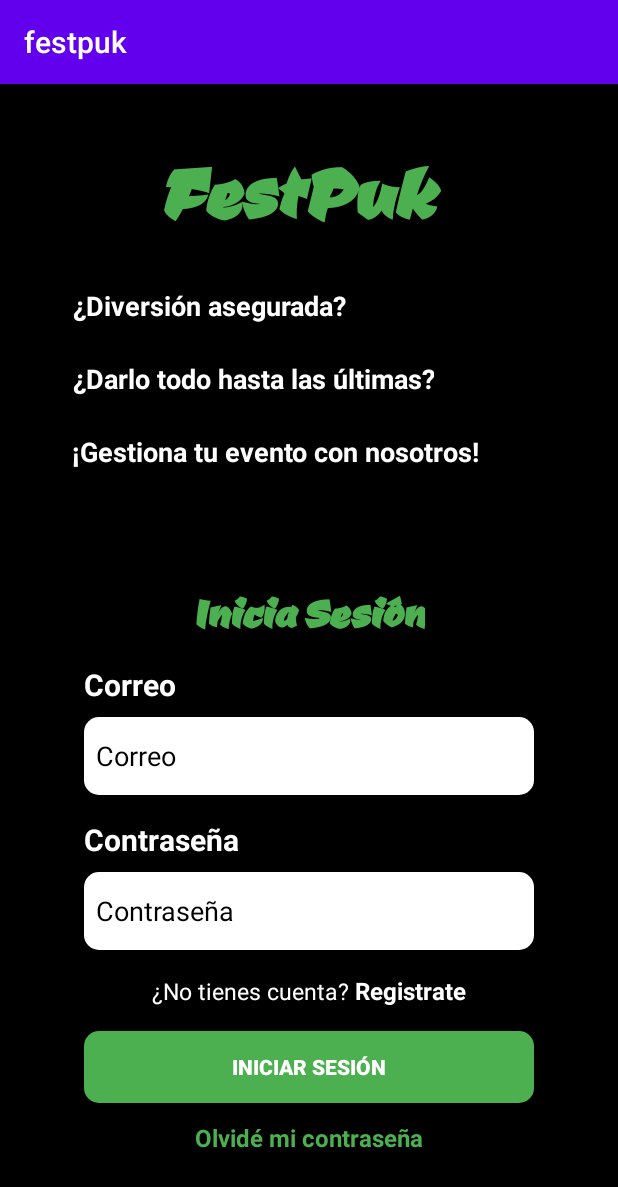
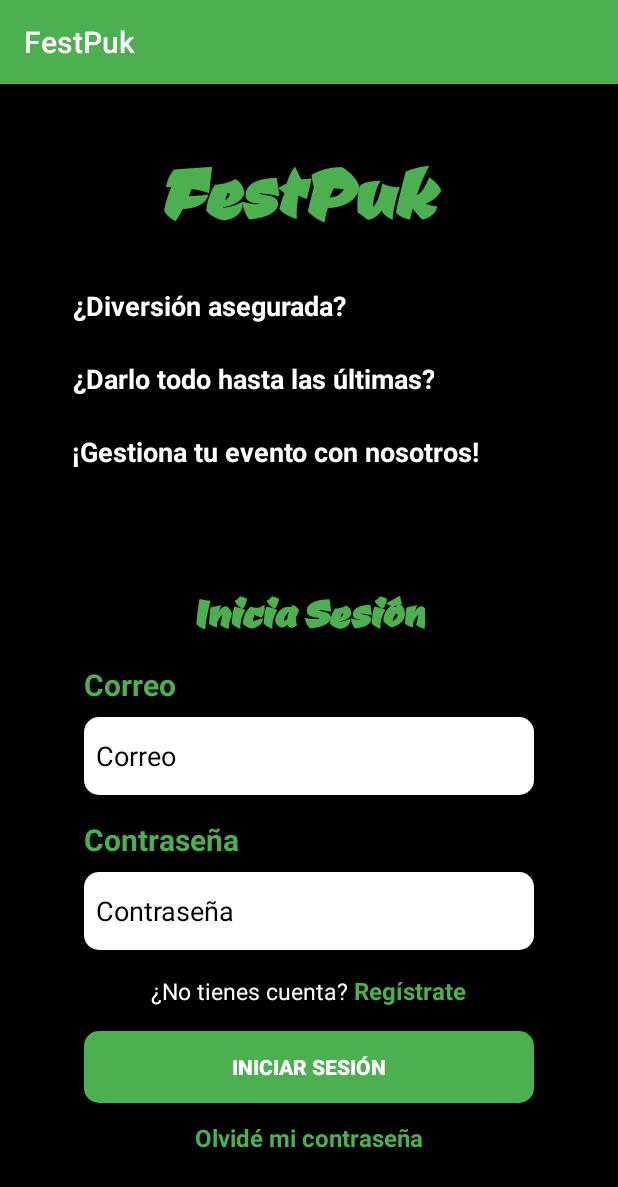
Before and after one commit to victordzx/FestPuk, an Android app: the screen it shows after launch (MainActivity), on a phone screen of 412 x 824 dp. Shown: the top 1187 px of the screen. Run offline under Robolectric (Android 15) with nearby library versions, the phone set to English and light mode, and no system bars; our stand-ins replace Firebase (no records; nobody signed in at launch, a user with empty details on screens opened directly).

Commit message:
Vistas de registro fix

```diff
--- a/app/src/main/res/layout/activity_main.xml
+++ b/app/src/main/res/layout/activity_main.xml
@@ -106,7 +106,7 @@
             android:layout_height="wrap_content"
             android:layout_marginTop="16dp"
             android:text="Correo"
-            android:textColor="@color/white"
+            android:textColor="@color/green"
             android:textSize="20dp"
             android:textStyle="bold" />
 
@@ -128,7 +128,7 @@
             android:layout_marginTop="16dp"
             android:inputType="textEmailAddress"
             android:text="Contraseña"
-            android:textColor="@color/white"
+            android:textColor="@color/green"
             android:textSize="20dp"
             android:textStyle="bold"
             tools:ignore="TouchTargetSizeCheck" />
@@ -163,8 +163,8 @@
                 android:layout_width="wrap_content"
                 android:layout_height="wrap_content"
                 android:paddingStart="4dp"
-                android:text="Registrate"
-                android:textColor="@color/white"
+                android:text="Regístrate"
+                android:textColor="@color/green"
                 android:textSize="16sp"
                 android:textStyle="bold" />
         </LinearLayout>
--- a/app/src/main/res/mipmap-anydpi-v26/ic_launcher.xml
+++ b/app/src/main/res/mipmap-anydpi-v26/ic_launcher.xml
@@ -1,5 +1,5 @@
 <?xml version="1.0" encoding="utf-8"?>
 <adaptive-icon xmlns:android="http://schemas.android.com/apk/res/android">
-    <background android:drawable="@drawable/ic_launcher_background" />
-    <foreground android:drawable="@drawable/ic_launcher_foreground" />
+    <background android:drawable="@drawable/ic_festpuk" />
+    <foreground android:drawable="@drawable/ic_festpuk" />
 </adaptive-icon>
--- a/app/src/main/res/mipmap-anydpi-v26/ic_launcher_round.xml
+++ b/app/src/main/res/mipmap-anydpi-v26/ic_launcher_round.xml
@@ -1,5 +1,5 @@
 <?xml version="1.0" encoding="utf-8"?>
 <adaptive-icon xmlns:android="http://schemas.android.com/apk/res/android">
-    <background android:drawable="@drawable/ic_launcher_background" />
-    <foreground android:drawable="@drawable/ic_launcher_foreground" />
+    <background android:drawable="@drawable/ic_festpuk" />
+    <foreground android:drawable="@drawable/ic_festpuk" />
 </adaptive-icon>
--- a/app/src/main/res/values-night/themes.xml
+++ b/app/src/main/res/values-night/themes.xml
@@ -2,9 +2,9 @@
     <!-- Base application theme. -->
     <style name="Theme.Festpuk" parent="Theme.AppCompat.Light.DarkActionBar">
         <!-- Primary brand color. -->
-        <item name="colorPrimary">@color/purple_200</item>
-        <item name="colorPrimaryDark">@color/purple_700</item>
-        <item name="colorAccent">@color/teal_200</item>
+        <item name="colorPrimary">#8BC34A</item>
+        <item name="colorPrimaryDark">@color/green</item>
+        <item name="colorAccent">@color/teal_700</item>
         <!-- Customize your theme here. -->
     </style>
 </resources>
--- a/app/src/main/res/values/colors.xml
+++ b/app/src/main/res/values/colors.xml
@@ -7,4 +7,5 @@
     <color name="teal_700">#FF018786</color>
     <color name="black">#FF000000</color>
     <color name="white">#FFFFFFFF</color>
+    <color name="green">#FF4CAF50</color>
 </resources>
--- a/app/src/main/res/values/strings.xml
+++ b/app/src/main/res/values/strings.xml
@@ -1,3 +1,4 @@
-<resources>
-    <string name="app_name">festpuk</string>
+<resources xmlns:android="http://schemas.android.com/apk/res/android">
+    <string name="app_name"
+        android:fontFamily="@font/ceviche_one">FestPuk</string>
 </resources>
--- a/app/src/main/res/values/themes.xml
+++ b/app/src/main/res/values/themes.xml
@@ -2,9 +2,9 @@
     <!-- Base application theme. -->
     <style name="Theme.Festpuk" parent="Theme.AppCompat.Light.DarkActionBar">
         <!-- Primary brand color. -->
-        <item name="colorPrimary">@color/purple_500</item>
-        <item name="colorPrimaryDark">@color/purple_700</item>
-        <item name="colorAccent">@color/teal_200</item>
+        <item name="colorPrimary">@color/green</item>
+        <item name="colorPrimaryDark">#8BC34A</item>
+        <item name="colorAccent">#009688</item>
         <!-- Customize your theme here. -->
     </style>
 </resources>
```
